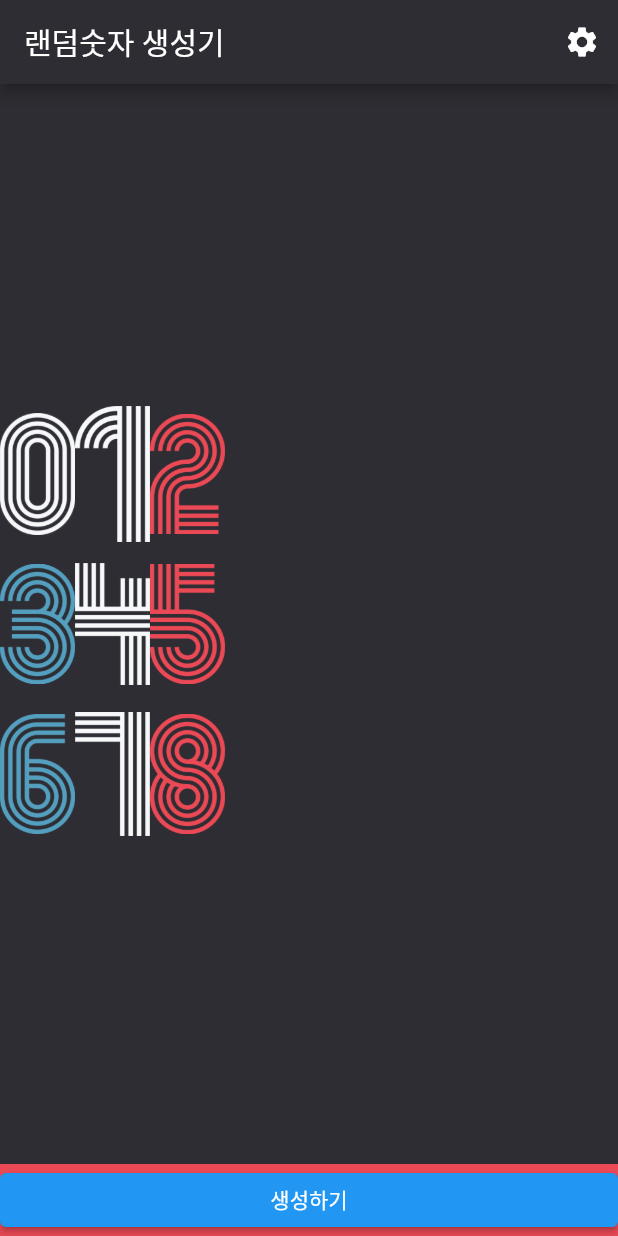
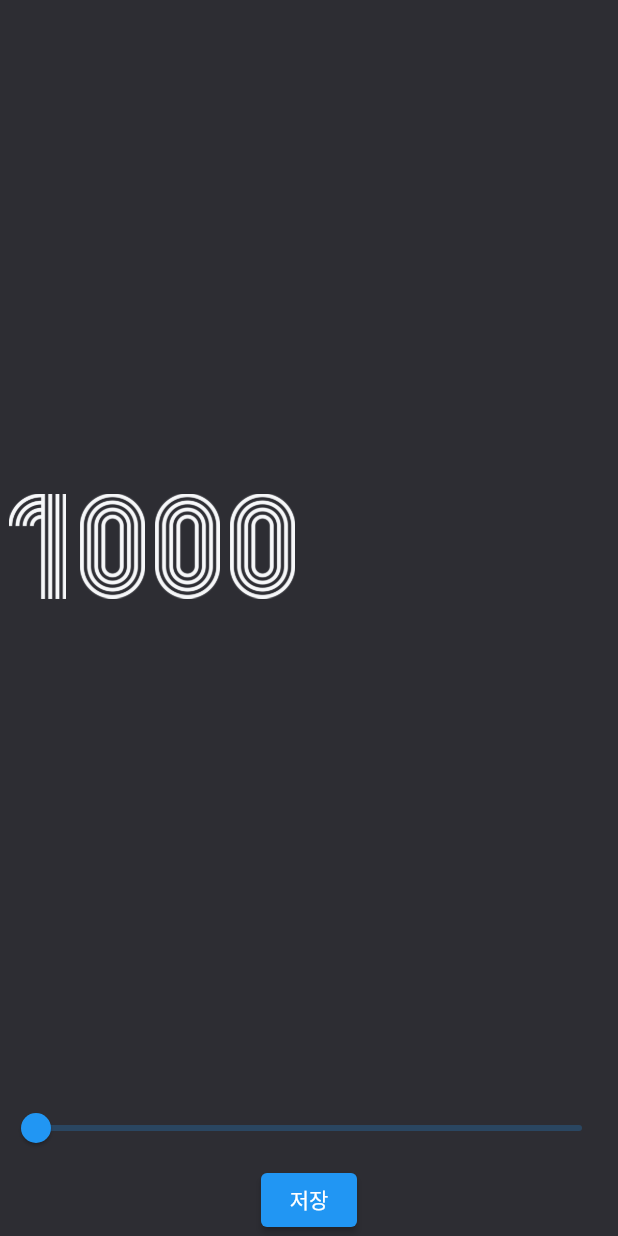
Before and after one commit to Ryuwj/Flutter-Study, a Flutter app: the screen it shows after launch, after a tap on the "settings" icon, on a phone screen of 412 x 824 dp. Run offline on Flutter 3.47's test engine with Material 2 defaults, Android fonts, the phone set to English and light mode, and no system bars; our stand-ins replace flutter_riverpod, fluttertoast.

Commit message:
2023-03-04

```diff
--- a/random_number_maker/lib/screen/home_screen.dart
+++ b/random_number_maker/lib/screen/home_screen.dart
@@ -1,8 +1,9 @@
+// import 'dart:ffi';
 import 'package:flutter/material.dart';
 // import 'package:cp949/cp949.dart' as cp949;
 import 'dart:math';
-
 import 'package:random_number_maker/const/color.dart';
+import 'package:random_number_maker/screen/setting_screen.dart';
 
 class HomeScreen extends StatefulWidget {
   const HomeScreen({Key? key}) : super(key: key);
@@ -12,7 +13,9 @@ class HomeScreen extends StatefulWidget {
 }
 
 class _HomeScreenState extends State<HomeScreen> {
+  int maxNumber = 1000;
   List<int> numbers = [0, 1, 2, 3, 4, 5, 6, 7, 8];
+  List<int> randomNumber = [123, 456, 789];
 
   @override
   Widget build(BuildContext context) {
@@ -22,7 +25,20 @@ class _HomeScreenState extends State<HomeScreen> {
         title: Text('랜덤숫자 생성기'),
         actions: <Widget>[
           IconButton(
-            onPressed: () {},
+            onPressed: () async {
+              final result = await Navigator.of(context)
+                  .push(MaterialPageRoute(builder: (_) => SettingsScreen()));
+
+              if (result != null) {
+                setState(() {
+                  // as는 확실할 때만 캐스팅 해줌
+                  // 문제점 : 값을 받아오면 상관이 없으나,
+                  // 값을 못 받아 오면은 문제가 있음
+                  // 저장을 누르면 값을 받아오나 그냥 뒤로가기 해버리면 result가 null로 들어감
+                  maxNumber = result;
+                });
+              }
+            },
             icon: Icon(Icons.settings),
           )
         ],
@@ -37,68 +53,38 @@ class _HomeScreenState extends State<HomeScreen> {
           mainAxisAlignment: MainAxisAlignment.center,
           children: [
             // 행 1
-            Row(
-              children: [
-                Image.asset(
-                  'assets/img/${numbers[0]}.png',
-                  width: 50,
-                  height: 100,
-                ),
-                Image.asset(
-                  'assets/img/${numbers[1]}.png',
-                  width: 50,
-                  height: 100,
-                ),
-                Image.asset(
-                  'assets/img/${numbers[2]}.png',
-                  width: 50,
-                  height: 100,
-                )
-              ],
+            Expanded(
+              child: Column(
+                mainAxisAlignment: MainAxisAlignment.center,
+                children: randomNumber
+                    .map(
+                      (e) => Row(
+                        children: e
+                            .toString()
+                            .split('')
+                            .map((x) => Image.asset(
+                                  'assets/img/$x.png',
+                                  width: 50,
+                                  height: 70,
+                                ))
+                            .toList(),
+                      ),
+                    )
+                    .toList(),
+              ),
+              flex: 10,
             ),
-            // 행 2
-            Row(
-              children: [
-                Image.asset(
-                  'assets/img/${numbers[3]}.png',
-                  width: 50,
-                  height: 100,
-                ),
-                Image.asset(
-                  'assets/img/${numbers[4]}.png',
-                  width: 50,
-                  height: 100,
-                ),
-                Image.asset(
-                  'assets/img/${numbers[5]}.png',
-                  width: 50,
-                  height: 100,
-                )
-              ],
-            ),
-            // 행 3
-            Row(
-              children: [
-                Image.asset(
-                  'assets/img/${numbers[6]}.png',
-                  width: 50,
-                  height: 100,
-                ),
-                Image.asset(
-                  'assets/img/${numbers[7]}.png',
-                  width: 50,
-                  height: 100,
-                ),
-                Image.asset(
-                  'assets/img/${numbers[8]}.png',
-                  width: 50,
-                  height: 100,
-                ),
-              ],
-            ),
+            ElevatedButton(
+              onPressed: makeNumber,
+              child: Text('생성하기'),
+              style: ElevatedButton.styleFrom(
+                primary: RED_COLOR,
+              ),
+            )
           ],
         ),
       ),
+/*
       bottomNavigationBar: Container(
         child: ElevatedButton(
           onPressed: makeNumber,
@@ -106,13 +92,17 @@ class _HomeScreenState extends State<HomeScreen> {
         ),
         color: Color(0xFFEA4955),
       ),
+
+ */
     );
+    ;
   }
 
   void makeNumber() {
-    for (int i = 0; i < numbers.length; i++) {
-      numbers[i] = Random().nextInt(10);
-    }
+    print(randomNumber);
+    List<int> tmp =
+        randomNumber.map((e) => (e = Random().nextInt(maxNumber))).toList();
+    randomNumber = tmp;
     setState(() {});
   }
 }
--- /dev/null
+++ b/random_number_maker/lib/screen/setting_screen.dart
@@ -0,0 +1,52 @@
+import 'package:flutter/material.dart';
+import 'package:random_number_maker/const/color.dart';
+
+class SettingsScreen extends StatefulWidget {
+  const SettingsScreen({Key? key}) : super(key: key);
+
+  @override
+  State<SettingsScreen> createState() => _SettingsScreenState();
+}
+
+class _SettingsScreenState extends State<SettingsScreen> {
+  double maxNumber = 1000;
+
+  @override
+  Widget build(BuildContext context) {
+    return Scaffold(
+        backgroundColor: PRIMARY_COLOR,
+        body: Column(
+          children: [
+            Expanded(
+              child: Row(
+                  children: maxNumber
+                      .toInt()
+                      .toString()
+                      .split('')
+                      .map((e) => Image.asset(
+                            'assets/img/$e.png',
+                            width: 50,
+                            height: 70,
+                          ))
+                      .toList()),
+            ),
+            Slider(
+              value: maxNumber,
+              min: 1000,
+              max: 10000,
+              onChanged: (double value) {
+                setState(() {
+                  maxNumber = value;
+                });
+              },
+            ),
+            ElevatedButton(
+              onPressed: () {
+                Navigator.of(context).pop<int>(maxNumber.toInt());
+              },
+              child: Text('저장'),
+            )
+          ],
+        ));
+  }
+}
```
